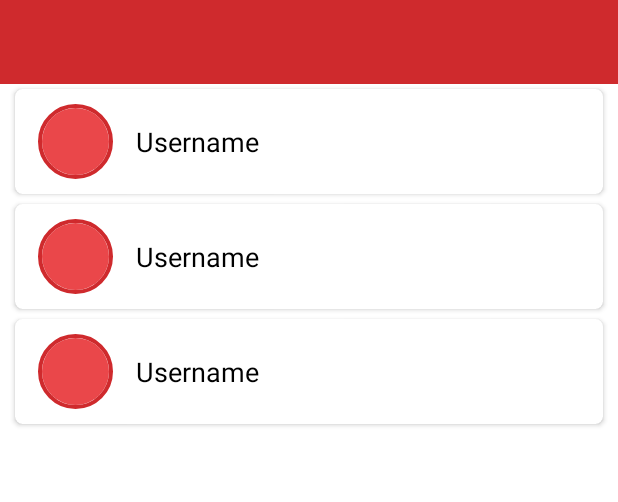
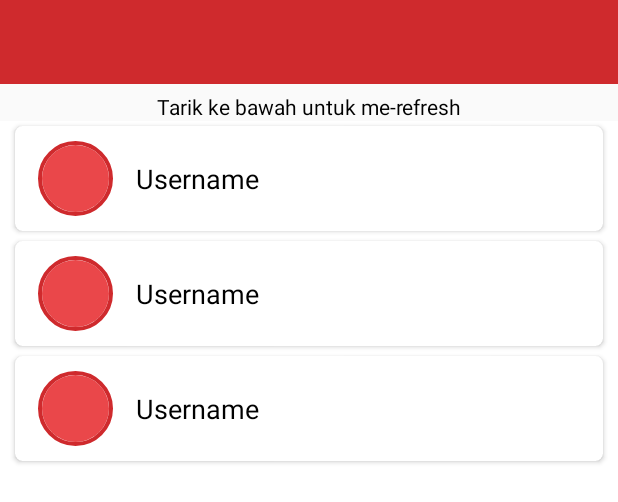
Before and after one commit to yumtaufikhidayat/gitser, an Android app: the layout activity_search.xml on its own in the app's theme, with its tools: preview values and no code run, on a phone screen of 412 x 824 dp. Shown: the top 502 px of the screen. Run offline under Robolectric (Android 15) with nearby library versions, the phone set to English and light mode, and no system bars; network calls fail.

Commit message:
Minor updates for search activity.

```diff
--- a/app/src/main/res/layout/activity_search.xml
+++ b/app/src/main/res/layout/activity_search.xml
@@ -14,12 +14,24 @@
         app:layout_constraintTop_toTopOf="parent"
         app:layout_constraintBottom_toTopOf="@id/swipeRefreshSearch"/>
 
+    <TextView
+        android:id="@+id/tvRefresh"
+        android:layout_width="wrap_content"
+        android:layout_height="wrap_content"
+        android:layout_margin="5dp"
+        android:textColor="@android:color/black"
+        android:textAppearance="@style/TextAppearance.AppCompat.Small"
+        android:text="@string/tvRefresh"
+        app:layout_constraintTop_toBottomOf="@id/toolbarSearchMain"
+        app:layout_constraintStart_toStartOf="parent"
+        app:layout_constraintEnd_toEndOf="parent"/>
+
     <androidx.swiperefreshlayout.widget.SwipeRefreshLayout
         android:id="@+id/swipeRefreshSearch"
         android:layout_width="match_parent"
         android:layout_height="0dp"
         android:background="@android:color/white"
-        app:layout_constraintTop_toBottomOf="@id/toolbarSearchMain"
+        app:layout_constraintTop_toBottomOf="@id/tvRefresh"
         app:layout_constraintBottom_toBottomOf="parent"
         app:layout_constraintStart_toStartOf="parent"
         app:layout_constraintEnd_toEndOf="parent">
```
